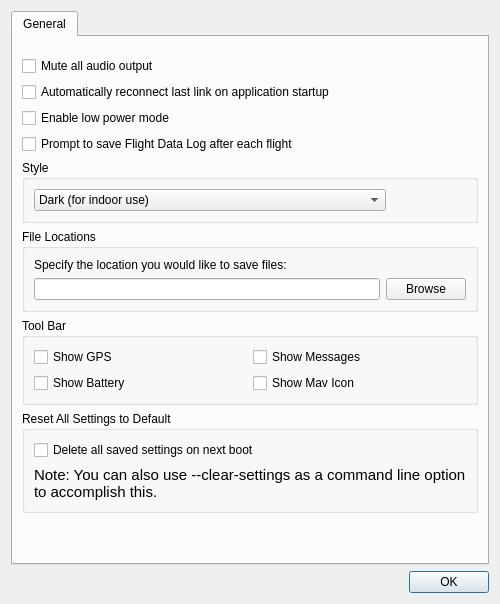
mavlink/qgroundcontrol, file src/ui/SettingsDialog.ui: the form before one commit.
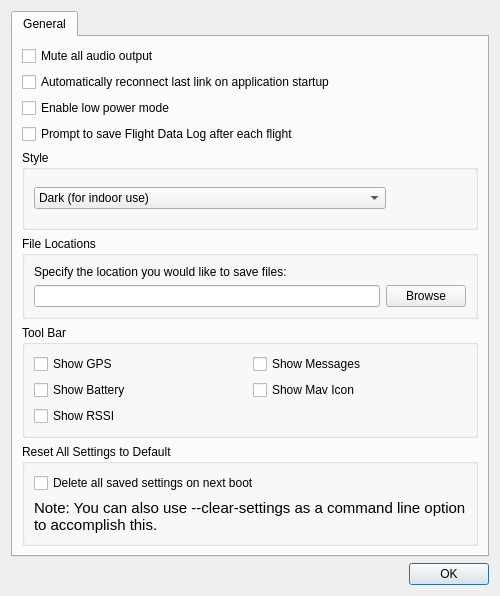
The form after the commit.

Commit message: Added RSSI Indicator to ToolBar.

```diff
--- a/src/ui/SettingsDialog.ui
+++ b/src/ui/SettingsDialog.ui
@@ -7,7 +7,7 @@
     <x>0</x>
     <y>0</y>
     <width>500</width>
-    <height>604</height>
+    <height>596</height>
    </rect>
   </property>
   <property name="sizePolicy">
@@ -37,11 +37,6 @@
       </attribute>
       <layout class="QVBoxLayout" name="verticalLayout_8">
        <item>
-        <layout class="QVBoxLayout" name="verticalLayout_6">
-         <property name="topMargin">
-          <number>10</number>
-         </property>
-         <item>
           <widget class="QCheckBox" name="audioMuteCheckBox">
            <property name="sizePolicy">
             <sizepolicy hsizetype="MinimumExpanding" vsizetype="Fixed">
@@ -138,10 +133,19 @@
             <bool>false</bool>
            </property>
            <layout class="QVBoxLayout" name="verticalLayout_3">
+          <property name="topMargin">
+           <number>8</number>
+          </property>
+          <property name="bottomMargin">
+           <number>8</number>
+          </property>
             <item>
              <layout class="QHBoxLayout" name="horizontalLayout">
+            <property name="spacing">
+             <number>0</number>
+            </property>
               <property name="sizeConstraint">
-               <enum>QLayout::SetMinimumSize</enum>
+             <enum>QLayout::SetDefaultConstraint</enum>
               </property>
               <property name="leftMargin">
                <number>0</number>
@@ -258,10 +262,10 @@
            <property name="title">
             <string>Tool Bar</string>
            </property>
+         <layout class="QVBoxLayout" name="verticalLayout_6">
+          <item>
            <layout class="QVBoxLayout" name="verticalLayout_2">
             <item>
-             <layout class="QVBoxLayout" name="verticalLayout">
-              <item>
                <layout class="QHBoxLayout" name="horizontalLayout_3">
                 <item>
                  <widget class="QCheckBox" name="showGPS">
@@ -309,6 +313,13 @@
                 </item>
                </layout>
               </item>
+            <item>
+             <widget class="QCheckBox" name="showRSSI">
+              <property name="text">
+               <string>Show RSSI</string>
+              </property>
+             </widget>
+            </item>
              </layout>
             </item>
            </layout>
@@ -345,30 +356,7 @@
            </layout>
           </widget>
          </item>
-         <item>
-          <spacer name="verticalSpacer">
-           <property name="orientation">
-            <enum>Qt::Vertical</enum>
-           </property>
-           <property name="sizeHint" stdset="0">
-            <size>
-             <width>20</width>
-             <height>10</height>
-            </size>
-           </property>
-          </spacer>
-         </item>
-        </layout>
-       </item>
-      </layout>
-      <zorder>audioMuteCheckBox</zorder>
-      <zorder>reconnectCheckBox</zorder>
-      <zorder>lowPowerCheckBox</zorder>
-      <zorder>promptFlightDataSave</zorder>
-      <zorder>groupBox</zorder>
-      <zorder>fileLocationsLayout</zorder>
-      <zorder>groupBox_2</zorder>
-      <zorder>groupBox_3</zorder>
+      </layout>
      </widget>
     </widget>
    </item>
```
Lines whose indentation alone changed are shown as unchanged. The commit also changes 17 other files.
